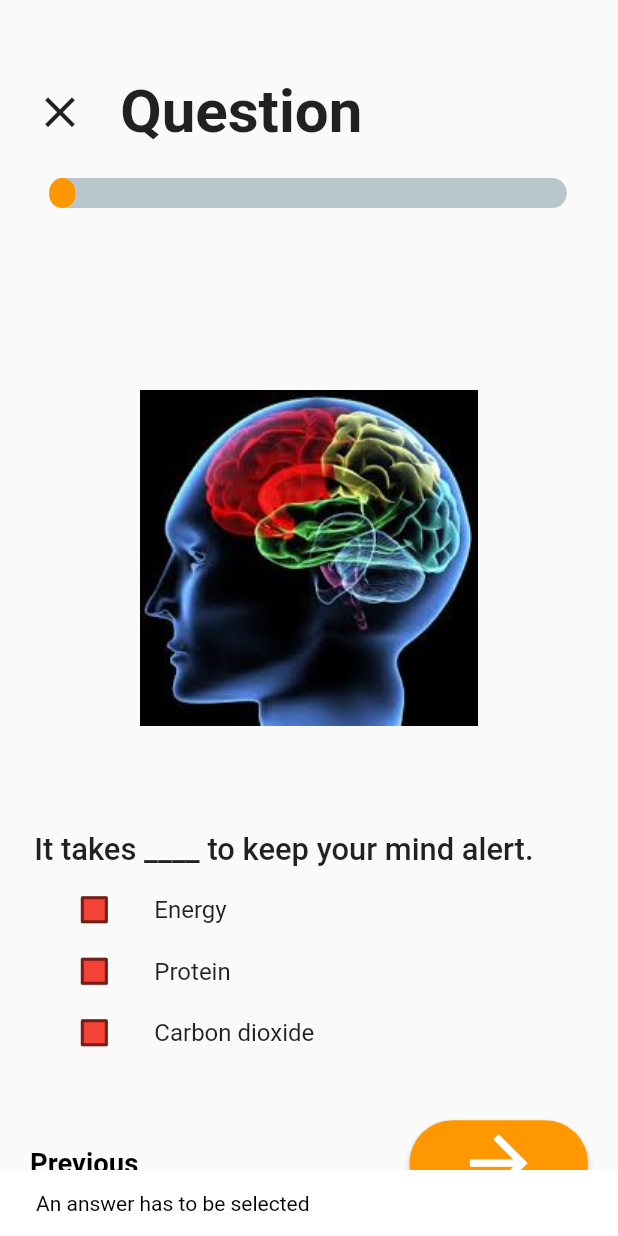
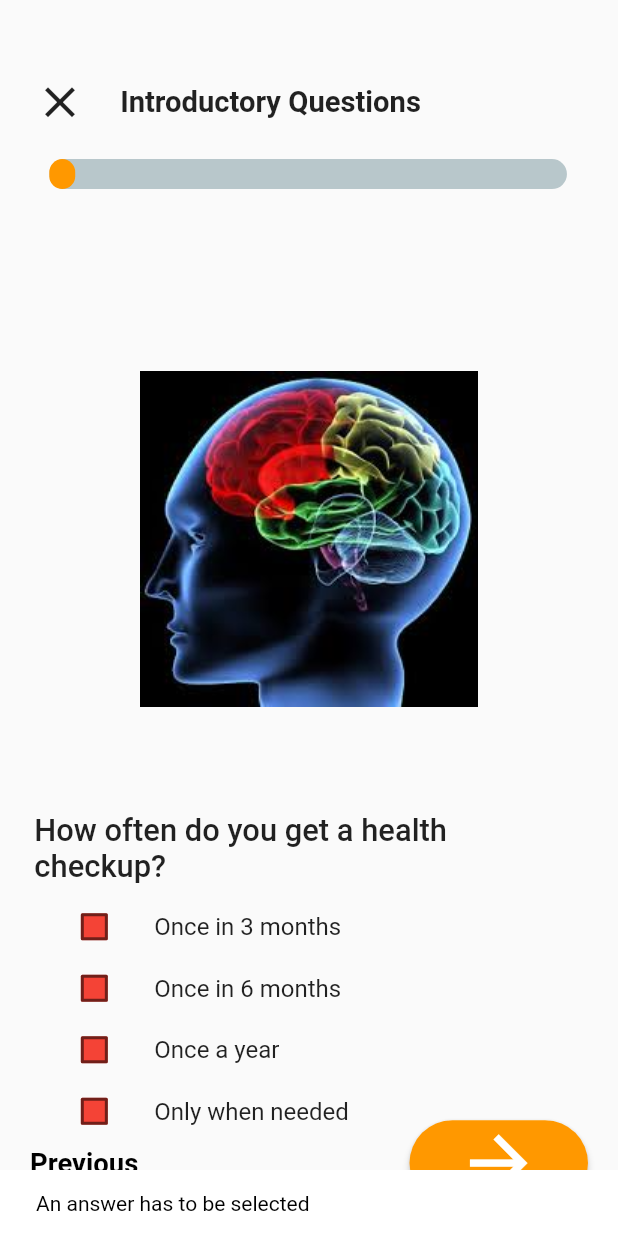
Before and after one commit to VictorJacobi/MobileDev-Survey-App, a Flutter app: the QuestionScreen screen opened directly, after a tap on the "arrow forward" icon, on a phone screen of 412 x 824 dp. Run offline on Flutter 3.47's test engine with Material 2 defaults, Android fonts, the phone set to English and light mode, and no system bars; drawn by our look-alikes of percent_indicator; our stand-ins replace flutter_screenutil, smooth_page_indicator, video_player; network calls fail; Roboto replaces fonts that are missing (Messina Sans).

Commit message:
fix: converting the quiz to survey

```diff
--- a/lib/models/questions.dart
+++ b/lib/models/questions.dart
@@ -1,7 +1,8 @@
 class Question{
   String? question;
   List<String>? options;
-  String? correctAnswer;
-  Question({this.options,this.correctAnswer,this.question,this.imageDirectory});
+  String? questionType;
+  String? optionType;
+  Question({this.options,this.question,this.imageDirectory,this.questionType,this.optionType});
   String? imageDirectory;
 }
--- a/lib/models/results.dart
+++ b/lib/models/results.dart
@@ -8,18 +8,10 @@ class ResultData{
   String toString(){
     return"""
     The selected answer is: $selectedAnswers
-    the question is: ${question?.question}
-    The options are: ${question?.options}
-    And the correct answer is: ${question?.correctAnswer}
-    ${isCorrect()==false?'You got it wrong 🙃☹':'you got it absolutely right 😉🥰'}
     """;
-  }
-  bool isCorrect(){
-    if(selectedAnswers==question?.correctAnswer){
-      return true;
-    }
-    else{
-      return false;
-    }
+
+    // the question is: ${question?.question}
+    //
+    //     The options are: ${question?.options}
   }
 }
--- a/lib/screens/question_screen.dart
+++ b/lib/screens/question_screen.dart
@@ -4,6 +4,7 @@ import 'package:percent_indicator/percent_indicator.dart';
 import 'package:provider/provider.dart';
 import 'package:survey/constants.dart';
 import 'package:survey/screens/finish_screen.dart';
+import 'package:survey/screens/result_screen.dart';
 import 'package:survey/state_providers/provider_data.dart';
 import 'package:survey/models/tile_option.dart';
 
@@ -31,9 +32,9 @@ class QuestionScreen extends StatelessWidget {
                         width: 20.w,
                       ),
                       Text(
-                        'Question',
+                        '${neededQuizData.myQuestion[neededQuizData.quizIndex].questionType}',
                         style: TextStyle(
-                            fontSize: 35.sp, fontWeight: FontWeight.w700),
+                            fontSize: 17.sp, fontWeight: FontWeight.w700,),
                       ),
                     ],
                   ),
@@ -57,7 +58,8 @@ class QuestionScreen extends StatelessWidget {
                         .question!,
                     style: TextStyle(fontSize: 18.sp, fontWeight: FontWeight.w500),
                   ),
-                  SizedBox(
+                  neededQuizData.myQuestion[
+                  neededQuizData.quizIndex].optionType=='obj'?SizedBox(
                     height: 200.h,
                     child: ListView.builder(
                         itemCount: neededQuizData.myQuestion[
@@ -102,7 +104,12 @@ class QuestionScreen extends StatelessWidget {
                             ),
                           );
                         }),
+                  ):TextField(
+                    autofocus: true,
+                    controller: neededQuizData.controller,
                   ),
+                  // Text('This is it: ${neededQuizData.controllerText}'),
+                  Text('${neededQuizData.selectedResults}\n'),
                 ],
               ),
             ),
@@ -116,14 +123,7 @@ class QuestionScreen extends StatelessWidget {
                     InkWell(onTap: (){
                       if (neededQuizData.quizIndex< 1) {
                       } else {
-                        List<TileOption> option = [];
-                        for (var data in neededQuizData.myQuestion[
-                        neededQuizData.quizIndex -
-                            1]
-                            .options!) {
-                          option.add(TileOption(isSelected: false, option: data));
-                        }
-                        neededQuizData.previousQuizIndex(option);}
+                        neededQuizData.previousQuizIndex();}
                     },child: Text('Previous',style: TextStyle(
                         fontSize: 16.sp,
                         fontWeight: FontWeight.w600,
@@ -136,24 +136,53 @@ class QuestionScreen extends StatelessWidget {
                             neededQuizData.myQuestion
                                     .length -
                                 1) {
-                          Navigator.pushReplacement(context, MaterialPageRoute(builder: (context)=>FinishScreen(results: Provider.of<ProviderData>(context, listen: true).selectedResults,)));
+                          if(neededQuizData.controller.text!=''||neededQuizData.selectedAnswer !=
+                              null){
+                            neededQuizData.endQuiz([
+                              TileOption(option: 'Once in 3 months',isSelected: false),
+                              TileOption(option: 'Once in 6 months',isSelected: false),
+                            ]);
+                            Navigator.push(context, MaterialPageRoute(builder: (context)=> ResultScreen()));
+                          }else{
+                            ScaffoldMessenger.of(context).showSnackBar(const SnackBar(
+                                backgroundColor: Colors.white,
+                                content: Text('The text field has to be filled',style: TextStyle(color: Colors.black),)));
+                          }
+
                         } else {
                           List<TileOption> option = [];
+                          if(neededQuizData.myQuestion[
+                          neededQuizData.quizIndex +
+                              1]
+                              .options==null){
+                          if(neededQuizData.controller.text!=''||neededQuizData.selectedAnswer !=
+                              null){
+                            neededQuizData.nextQuizIndexOption([
+                              TileOption(option: 'Once in 3 months',isSelected: false),
+                              TileOption(option: 'Once in 6 months',isSelected: false),
+                            ],);
+
+                          }else{
+                            ScaffoldMessenger.of(context).showSnackBar(const SnackBar(
+                                backgroundColor: Colors.white,
+                                content: Text('The text field has to be filled',style: TextStyle(color: Colors.black),)));
+                          }
+                          }else{
                           for (var data in neededQuizData.myQuestion[
                           neededQuizData.quizIndex +
                                       1]
                               .options!) {
                             option.add(TileOption(isSelected: false, option: data));
                           }
-                          if (Provider.of<ProviderData>(context, listen: false)
-                                  .selectedAnswer !=
-                              null) {
-                            neededQuizData.nextQuizIndex(option);
-                          } else {
+                          if (neededQuizData.selectedAnswer !=
+                              null||neededQuizData.controller.text!='') {
+                            neededQuizData.nextQuizIndexOption(option);
+                          }else {
                             ScaffoldMessenger.of(context).showSnackBar(const SnackBar(
                               backgroundColor: Colors.white,
                                 content: Text('An answer has to be selected',style: TextStyle(color: Colors.black),)));
                           }
+                        }
                         }
                       },
                       color: kDesignColor,
@@ -168,7 +197,7 @@ class QuestionScreen extends StatelessWidget {
                         Icons.arrow_forward,
                         size: 50.sp,
                         color: Colors.white,
-                      ):const Text('Finish',style: TextStyle(color: Colors.white),),
+                      ):const Text('end',style: TextStyle(color: Colors.white),),
                     ),
                   ],
                 ),
--- a/lib/state_providers/provider_data.dart
+++ b/lib/state_providers/provider_data.dart
@@ -6,141 +6,180 @@ import 'package:survey/models/tile_option.dart';
 class ProviderData extends ChangeNotifier{
   List<Question> myQuestion = [
     Question(
-      question: 'It takes ____ to keep your mind alert.',
-      options: ['Energy','Protein','Carbon dioxide'],
-      correctAnswer: 'Energy',
+      question: 'How often do you get a health checkup?',
+      options: ['Once in 3 months','Once in 6 months','Once a year','Only when needed','Never get it done','Other'],
       imageDirectory: 'images/quizImage1.png',
+      questionType: 'Introductory Questions',
+      optionType: 'obj',
     ),
     Question(
-      question: 'Nutrients are substances found in food that help your body grow and develop.',
-      options: ['True','False'],
-      correctAnswer: 'True',
+      question: 'What do you say about your overall health?',
+      options: ['Having Good Physical Health','Moderately physically impaired','Severely physically impaired','Totally physically impaired'],
       imageDirectory: 'images/quizImage2.png',
+      questionType: 'Introductory Questions',
+      optionType: 'obj',
     ),
     Question(
-        question: 'Vitamin D is sometimes called the:  ',
-        options: ['Sleepy vitamin','The "dorky" vitamin','The sunshine vitamin'],
-        correctAnswer: 'The sunshine vitamin',
+        question: 'Do you have any chronic diseases?',
+        options: ['Yes','No',],
       imageDirectory: 'images/quizImage3.png',
+      questionType: 'Health Assessment Questions',
+      optionType: 'obj',
     ),
     Question(
-        question: 'The parts of the body that work together to change food into a form the body can use.',
-        options: ['Digestive system', 'Digestive juices','Esophagus'],
-        correctAnswer: 'Digestive system',
+        question: 'Do you have any hereditary conditions/diseases?',
+        options: ['Yes', 'No'],
       imageDirectory: 'images/quizImage4.png',
+      questionType: 'Health Assessment Questions',
+      optionType: 'obj',
     ),
     Question(
-        question: 'Food nutrients help your body to grow and to repair itself.  These types of foods are needed every day.',
-        options: ['Proteins','Carbohydrates','Fiber'],
-        correctAnswer: 'Proteins',
+        question: 'Are you habitual to drugs and alcohol?',
+        options: ['Yes to both','Only to drugs','Only to alcohol','I am not habituated to either'],
       imageDirectory: 'images/quizImage5.png',
+      questionType: 'Health Assessment Questions',
+      optionType: 'obj',
     ),
     Question(
-        question: 'Physical health is..',
-        options: ['How fit you are and how healthy your body is.','The pH in your body which ties into your emotions.','How focused you are on other people\'s bodies.','None of the Above'],
-        correctAnswer: 'How fit you are and how healthy your body is.',
+        question: 'Over the past 2 weeks, how often have you felt nervous, anxious, or on edge?',
+        options: ['Not all','Several days','More days than not','Nearly every day'],
       imageDirectory: 'images/quizImage6.png',
+      questionType: 'Health Assessment Questions',
+      optionType: 'obj',
     ),
     Question(
-        question: 'A thick, oily, dark, liquid that forms when tobacco burns is ___________.',
-        options: ['Tar','Nicotine','Carbon'],
-        correctAnswer: 'Tar',
+        question: 'Over the past 2 weeks, how often have you felt down, depressed, or hopeless?',
+        options: ['Not all','Several days','More days than not','Nearly every day'],
       imageDirectory: 'images/quizImage7.png',
+      questionType: 'Health Assessment Questions',
+      optionType: 'obj',
     ),
     Question(
-        question: 'White blood cells that attack pathogens are called ______________.',
-        options: ['Neurocytes','Lumphocytes','Carcinogens'],
-        correctAnswer: 'Lumphocytes',
+        question: 'Over the past 2 weeks, how often have you felt little interest or pleasure in doing things?',
+        options: ['Not all','Several days','More days than not','Nearly every day'],
       imageDirectory: 'images/quizImage8.png',
+      questionType: 'Health Assessment Questions',
+      optionType: 'obj',
     ),
     Question(
-      question: 'God designed your body to change the food that you eat into a form your body can use.  The parts of your body that change or digest the food is called the _____.',
-      options: ['Stomach','Digestive system'],
-        correctAnswer: 'Digestive system',
+      question: 'How would you describe the condition of your mouth and teeth, including false teeth or dentures?',
+      options: ['Excellent','Good','Average','Poor'],
       imageDirectory: null,
+      questionType: 'Health Assessment Questions',
+      optionType: 'obj',
     ),
     Question(
-        question: 'Your skin, nails, hair, muscles, internal organs and even your brain contain no protein.',
-        options: ['True','False'],
-        correctAnswer: 'False',
+        question: 'How often do you have trouble taking medicines the way you have been told to take them?',
+        options: ['I do not have to take medicine','I always take them as prescribed','Sometimes I take them as prescribed','I seldom take them as prescribed'],
       imageDirectory: null,
+      questionType: 'Health Assessment Questions',
+      optionType: 'obj',
     ),
     Question(
-        question: 'How many chambers are in the heart?',
-        options: ['2','3','4'],
-        correctAnswer: '4',
+        question: 'On how many of the last 7 days did you engage in moderate to strenuous exercise (like a brisk walk)?',
+        options: ['0 Day','1 Day','2 Days','3 Days','4 Days','5 Days','6 Days','7 Days'],
       imageDirectory: null,
+      questionType: 'Health Assessment Questions',
+      optionType: 'obj',
     ),
     Question(
-        question: 'Nutrients from the soil that are found in foods.',
-        options: ['Minerals','vitamins','Vegetables'],
-        correctAnswer: 'Minerals',
+        question: 'How would you rate the diagnosis process that you experienced?',
+        options: ['Excellent','Above average','Average','Below average','Very poor'],
       imageDirectory: null,
+      questionType: 'Hospital Related Questions',
+      optionType: 'obj',
     ),
     Question(
-        question: 'Liquids in the mouth and stomach help break down foods into materials the body can use.',
-        options: ['Tall Cinnamon Dolce Latte, extra pump of cinnamon at 135','A tall glass of cold water','Digestive juices'],
-        correctAnswer: 'Digestive juices',
+        question: 'Overall, how do you rate us as compared to other local hospitals in your area?',
+        options: ['Excellent','Above average','Average','Below average','Very poor'],
       imageDirectory: null,
+      questionType: 'Hospital Related Questions',
+      optionType: 'obj',
     ),
     Question(
-        question: 'Your immune system produces chemicals called ___________ specifically to fight a particular invading substance.',
-        options: ['Antibodies','T-Cells','Blood cells'],
-        correctAnswer: 'Antibodies',
+        question: 'How would you rate our ambulance service?',
+        options: ['Excellent','Good','Average','Poor'],
       imageDirectory: null,
+      questionType: 'Providers Related Questions',
+      optionType: 'obj',
     ),
     Question(
-        question: 'How many servings from the fruit group should you eat daily?',
-        options: ['0-1 serving','2-4 servings','4-6 servings','6-8 servings'],
-        correctAnswer: '2-4 servings',
+      question: 'Did the pharmacy staff collect the right deductible from you for your medicines?',
+      options: null,
       imageDirectory: null,
+      questionType: 'Providers Related Questions',
+      optionType: 'fields',
     ),
     Question(
-        question: 'Food which contains sugar and starch.  Most of your energy comes from this kind of food.  Foods with natural sugar or starch in them are the best source of this kind of food.',
-        options: ['Cookies','Starches','Carbohydrates'],
-        correctAnswer: 'Carbohydrates',
+        question: 'How easy was it to schedule an appointment at our facility?',
+        options: null,
       imageDirectory: null,
+      questionType: 'General Questions',
+      optionType: 'fields',
     ),
     Question(
-        question: '_______ is the ability to do work.',
-        options: ['Energy','Digestive system','Digestive juices'],
-        correctAnswer: 'Energy',
+        question: 'How long did you wait beyond your appointment time to be seen by a provider?',
+        options: null,
       imageDirectory: null,
+      questionType: 'General Questions',
+      optionType: 'fields',
     ),
     Question(
-        question: 'Substances found in food that help your body grow and develop.',
-        options: ['Protein','Nutrients','Fiber'],
-        correctAnswer: 'Nutrients',
+        question: 'How well do you feel the provider listened to your health concerns?',
+        options: null,
       imageDirectory: null,
+      questionType: 'General Questions',
+      optionType: 'fields',
     ),
     Question(
-        question: 'Many children with asthma experience more severe reactions when they breathe ___________________',
-        options: ['Secondhand smoke','Carbon dioxide','Oxygen'],
-        correctAnswer: 'Secondhand smoke',
+        question: 'Please rate how thorough you feel the provider’s instructions for care were',
+        options: ['Excellent','Above average','Average','Below average','Very poor'],
       imageDirectory: null,
+      questionType: 'General Questions',
+      optionType: 'obj',
     ),
     Question(
-        question: 'Which of the following organ(s) form a part of the human digestive system? ',
-        options: ['Esophagus','Anus','Lungs','Heart'],
-        correctAnswer: 'Esophagus',
+        question: 'How satisfied are you with the cleanliness of our facility?',
+        options: null,
       imageDirectory: null,
+      questionType: 'General Questions',
+      optionType: 'fields',
     ),
   ];
   int index = 0;//The index helps to keep track the state of the page view in the instruction screen
   int quizIndex = 0;//The index helps to keep track the state of the question in the question screen
   bool previousSelected = false;//This helps to keep track if the previous text button in the question screen is selected(true) or not(false)
   String? selectedAnswer;//This is the selected option of each question in the question screen
+  List<String> selectedAnswers = [];
   // List answersPicked = [];
   // int tileSElectedIndex = -1;
   List<ResultData> selectedResults = [];
-  List<TileOption> objectives = [TileOption(option: 'Energy',isSelected: false),TileOption(option: 'Protein',isSelected: false),TileOption(option: 'Carbon dioxide',isSelected: false)];
+  String t = '';
+  String controllerText = '';
+  final TextEditingController controller = TextEditingController();
+  List<TileOption> objectives = [
+    TileOption(option: 'Once in 3 months',isSelected: false),
+    TileOption(option: 'Once in 6 months',isSelected: false),
+    TileOption(option: 'Once a year',isSelected: false),
+    TileOption(option: 'Only when needed',isSelected: false),
+    TileOption(option: 'Never get it done',isSelected: false),
+    TileOption(option: 'Other',isSelected: false),
+  ];
   double progress = 0.05;
   void changeIndex(int index){//This changes the page view in the instruction screen
     this.index = index;
     notifyListeners();
   }
-  void nextQuizIndex(List<TileOption> objectives){//Displays to the next quiz in the question screen
+  void nextQuizIndexOption(List<TileOption> objectives){//Displays to the next quiz in the question screen
+    myQuestion[quizIndex].questionType=='obj'?selectedAnswers.insert(quizIndex,selectedAnswer!):selectedAnswers.insert(quizIndex,controller.text);
     selectedAnswer = null;
+    t = 'next is executed';
+    final ResultData result = ResultData(question:myQuestion[quizIndex],selectedAnswers: controller.text);
+    if(controller.text.isNotEmpty){
+      selectedResults.insert(quizIndex, result);
+      controllerText = controller.text;
+      controller.clear();
+    }
     previousSelected = false;
 
     quizIndex+=1;
@@ -148,13 +187,46 @@ class ProviderData extends ChangeNotifier{
     this.objectives = objectives;
     notifyListeners();
   }
-  void previousQuizIndex(List<TileOption> objectives){//Displays to the previous quiz in the question screen
+  void endQuiz(List<TileOption> objectives){
+    myQuestion[quizIndex].questionType=='obj'?selectedAnswers.insert(quizIndex,selectedAnswer!):selectedAnswers.insert(quizIndex,controller.text);
     selectedAnswer = null;
+    t = 'It\'s ended';
+    final ResultData result = ResultData(question:myQuestion[quizIndex],selectedAnswers: controller.text);
+    if(controller.text.isNotEmpty){
+      selectedResults.insert(quizIndex, result);
+      controllerText = controller.text;
+      controller.clear();
+    }
+    previousSelected = false;
+    this.objectives = objectives;
+    notifyListeners();
+  }
+  void removeLastSelectedResult(){
+    selectedResults.removeLast();
+    notifyListeners();
+  }
+  void previousQuizIndex(){//Displays to the previous quiz in the question screen
+    selectedAnswer = null;
+    controller.text = controllerText;
     quizIndex-=1;
+
     progress-=0.049;
     // answersPicked.removeLast();
     selectedResults.removeLast();
-    this.objectives = objectives;
+    controller.clear();
+    List<TileOption> option = [];
+    if(myQuestion[quizIndex].options!=null){
+    for (var data in myQuestion[quizIndex].options!) {
+      if(data == selectedAnswers[quizIndex]){
+        option.add(TileOption(isSelected: true, option: data));
+      }else{
+        option.add(TileOption(isSelected: false, option: data));
+      }
+    }
+    }else{
+
+    }
+    objectives = option;
     previousSelected = true;
     notifyListeners();
   }
@@ -189,7 +261,14 @@ class ProviderData extends ChangeNotifier{
   void restartSurvey(){
     //This function restarts the survey.
     quizIndex = 0;
-    objectives = [TileOption(option: 'Energy',isSelected: false),TileOption(option: 'Protein',isSelected: false),TileOption(option: 'Carbon dioxide',isSelected: false)];
+    objectives = [
+      TileOption(option: 'Once in 3 months',isSelected: false),
+      TileOption(option: 'Once in 6 months',isSelected: false),
+      TileOption(option: 'Once a year',isSelected: false),
+      TileOption(option: 'Only when needed',isSelected: false),
+      TileOption(option: 'Never get it done',isSelected: false),
+      TileOption(option: 'Other',isSelected: false),
+    ];
     // answersPicked.clear();
     selectedResults.clear();
     progress = 0.05;
```
Also changed, not shown: lib/screens/finish_screen.dart (+6 -13 lines), lib/screens/result_screen.dart (+25 -6 lines), lib/widgets/result_card.dart (+3 -31 lines).
